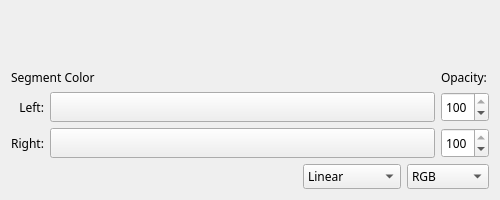
The window that krita/ui/forms/wdgautogradient.ui (KDE/krita) describes before a commit, drawn with Qt 5.
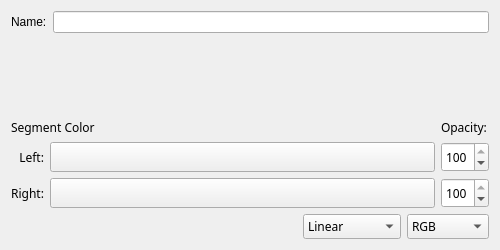
The same window after the commit. Custom widgets are drawn as their Qt base class.

Commit message: allow to change the name with the gradient editor

```diff
--- a/krita/ui/forms/wdgautogradient.ui
+++ b/krita/ui/forms/wdgautogradient.ui
@@ -7,16 +7,30 @@
     <x>0</x>
     <y>0</y>
     <width>500</width>
-    <height>200</height>
+    <height>250</height>
    </rect>
   </property>
   <property name="minimumSize">
    <size>
     <width>500</width>
-    <height>200</height>
+    <height>250</height>
    </size>
   </property>
-  <layout class="QVBoxLayout" name="verticalLayout" stretch="1,0,0">
+  <layout class="QVBoxLayout" name="verticalLayout">
+   <item>
+    <layout class="QHBoxLayout" name="horizontalLayout">
+     <item>
+      <widget class="QLabel" name="label">
+       <property name="text">
+        <string>Name:</string>
+       </property>
+      </widget>
+     </item>
+     <item>
+      <widget class="QLineEdit" name="nameedit"/>
+     </item>
+    </layout>
+   </item>
    <item>
     <widget class="KisGradientSliderWidget" name="gradientSlider" native="true">
      <property name="sizePolicy">
```
The commit also changes 2 other files.
